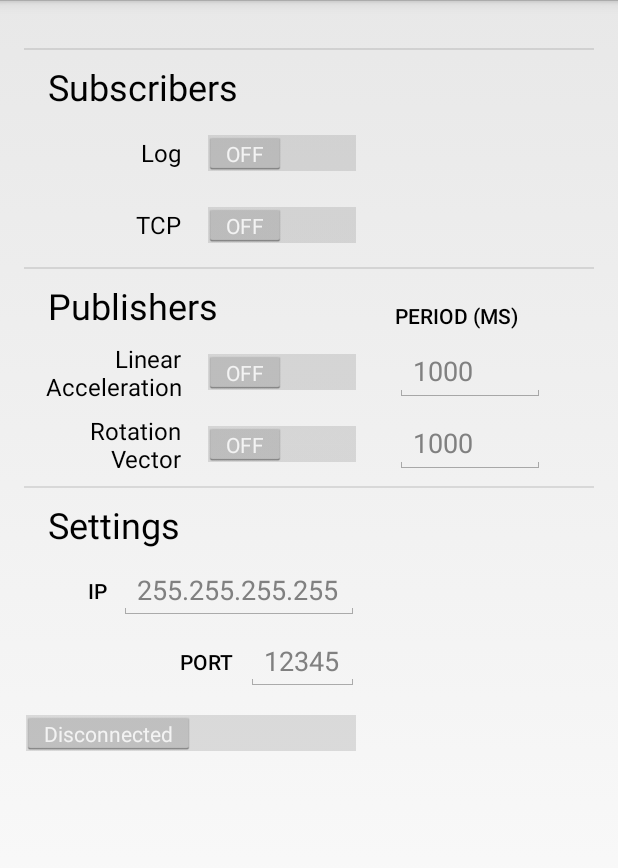
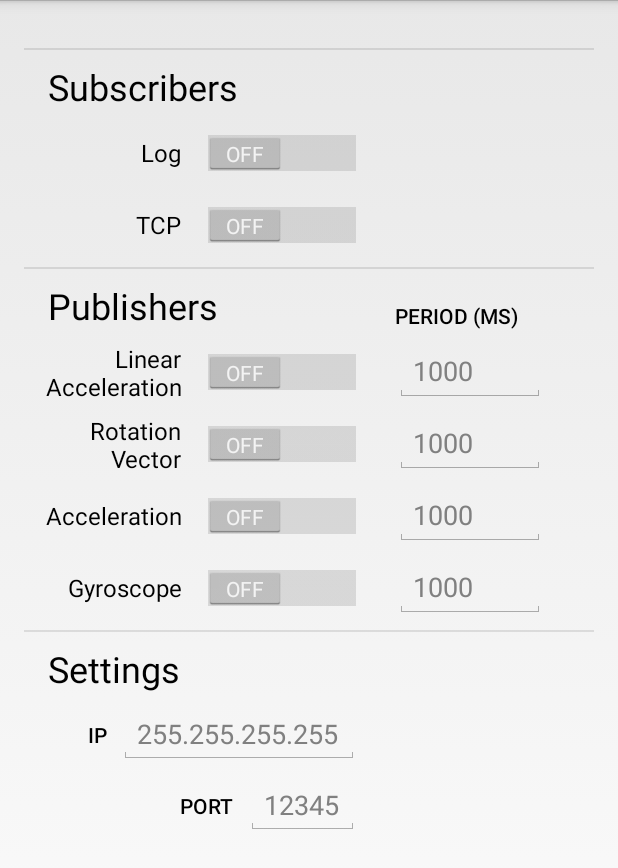
Before and after one commit to LewisCollum/SensorStreamer, an Android app: the screen it shows after launch (MainActivity), on a phone screen of 412 x 824 dp. Shown: the top 868 px of the screen. Run offline under Robolectric (Android 15) with nearby library versions, the phone set to English and light mode, and no system bars; libraries missing offline, so code that uses them is left out: kotlinx.io.

Commit message:
Improved names. Extracted functions in MainActivity

```diff
--- a/app/src/main/java/com/example/sensorstreamer2/App.kt
+++ b/app/src/main/java/com/example/sensorstreamer2/App.kt
@@ -2,14 +2,24 @@ package com.example.sensorstreamer2
 
 import android.app.Application
 import android.content.Context
+import android.content.SharedPreferences
+import android.os.SystemClock
 
 class App: Application() {
     companion object {
-        private var instance: App? = null
+        private lateinit var instance: App
+        fun getContext(): Context {return instance.applicationContext}
 
-        fun getContext(): Context {
-            return instance!!.applicationContext
-        }
+        private var nanosSinceStart: Long? = null
+        fun nanosSinceStart(nanos: Long): Long {return nanos - nanosSinceStart!!}
+
+        lateinit var preferences: SharedPreferences
+    }
+
+    override fun onCreate() {
+        super.onCreate()
+        nanosSinceStart = SystemClock.elapsedRealtimeNanos()
+        preferences = this.getSharedPreferences(resources.getString(R.string.app_name), 0)
     }
 
     init {instance = this}
--- a/app/src/main/java/com/example/sensorstreamer2/activity/MainActivity.kt
+++ b/app/src/main/java/com/example/sensorstreamer2/activity/MainActivity.kt
@@ -1,34 +1,124 @@
 package com.example.sensorstreamer2.activity
 
 import android.app.Activity
+import android.os.AsyncTask
 import android.os.Bundle
-import android.os.SystemClock
+import android.widget.EditText
 import android.widget.Switch
+import android.widget.Toast
+import com.example.sensorstreamer2.App
 import com.example.sensorstreamer2.R
-import com.example.sensorstreamer2.sample.SampleWriteSampleSubscriber
+import com.example.sensorstreamer2.sample.SamplePublisherUi
+import com.example.sensorstreamer2.sample.SampleWriteSubscriber
 import com.example.sensorstreamer2.sensor.SensorLookup
-import com.example.sensorstreamer2.sensor.SensorSamplePublisher
 import com.example.sensorstreamer2.sensor.SensorSubscriptionManager
 import com.example.sensorstreamer2.writer.LogWriter
+import com.example.sensorstreamer2.writer.TcpWriter
+import com.example.sensorstreamer2.PreferencedEditText
 
 class MainActivity : Activity() {
-    private var logSubscriber = SampleWriteSampleSubscriber(LogWriter())
+    private lateinit var publisherSwitches: List<SamplePublisherUi>
+    private var logSubscriber = SampleWriteSubscriber.fromWriter(LogWriter())
+	//TODO TcpWriter can be generalized. Create ConnectionWriter(connector: Connector) which allows objects implementing a Connector interface to write. Connector interface has connect, disconnect functions
+	private val tcpWriter = TcpWriter()
+    private var tcpSubscriber = SampleWriteSubscriber.fromWriter(tcpWriter)
+
+    private lateinit var port: EditText
+    private lateinit var ip: EditText
+    private lateinit var tcpSwitch: Switch
+	private lateinit var logSwitch: Switch
 
     override fun onCreate(savedInstanceState: Bundle?) {
-        SensorSamplePublisher.timeOfStart = SystemClock.elapsedRealtimeNanos()
         super.onCreate(savedInstanceState)
         setContentView(R.layout.activity_main)
 
-        val logSwitch = findViewById<Switch>(R.id.subscriber_log)
-        logSwitch?.setOnCheckedChangeListener { _, isChecked ->
+		setViewObjectsFromXml()
+		setSubscriberSwitchListeners()
+		setPublisherSwitchListeners()
+    }
+
+	private fun setViewObjectsFromXml() {
+		PreferencedEditText.preferences = App.preferences
+        port = PreferencedEditText.fromPreferenceName(findViewById(R.id.port), "port")
+        ip = PreferencedEditText.fromPreferenceName(findViewById(R.id.ip), "ip")
+		logSwitch = findViewById<Switch>(R.id.subscriber_log)
+		tcpSwitch = findViewById(R.id.subscriber_tcp)
+		//publisherSwitches = SensorSwitchGenerator.generateList()
+
+        publisherSwitches = listOf(
+            SamplePublisherUi(
+                name = "linearAcceleration",
+                switch = findViewById(R.id.publisher_linearAcceleration),
+                sampleMillis = findViewById(R.id.publisher_linearAcceleration_time),
+                lookup = SensorLookup.LINEAR_ACCELERATION),
+			SamplePublisherUi(
+                name = "rotationVector",
+                switch = findViewById(R.id.publisher_rotationVector),
+                sampleMillis = findViewById(R.id.publisher_rotationVector_time),
+                lookup = SensorLookup.ROTATION_VECTOR),
+            SamplePublisherUi(
+                name = "Acceleration",
+                switch = findViewById(R.id.publisher_acceleration),
+                sampleMillis = findViewById(R.id.publisher_acceleration_time),
+                lookup = SensorLookup.ACCELERATION),
+            SamplePublisherUi(
+                name = "Gyroscope",
+                switch = findViewById(R.id.publisher_gyroscope),
+                sampleMillis = findViewById(R.id.publisher_gyroscope_time),
+                lookup = SensorLookup.GYROSCOPE))
+
+		for (publisherSwitch in publisherSwitches)
+			publisherSwitch.sampleMillis = PreferencedEditText.fromPreferenceName(publisherSwitch.sampleMillis, publisherSwitch.name)
+	}
+
+	private fun setSubscriberSwitchListeners() {
+        logSwitch.setOnCheckedChangeListener { _, isChecked ->
             if (isChecked) SensorSubscriptionManager.subscribeToAllPublishers(logSubscriber)
             else SensorSubscriptionManager.unsubscribeFromAllPublishers(logSubscriber)
         }
 
-        val linearAccelerationSwitch = findViewById<Switch>(R.id.publisher_linearAcceleration)
-        linearAccelerationSwitch?.setOnCheckedChangeListener { _, isChecked ->
-            if (isChecked) SensorSubscriptionManager.addPublisher(SensorLookup.LINEAR_ACCELERATION, 1000)
-            else SensorSubscriptionManager.removePublisher(SensorLookup.LINEAR_ACCELERATION)
+        tcpSwitch.setOnCheckedChangeListener { _, isChecked ->
+            if (isChecked) {
+                SocketTask().execute()}
+            else {
+                tcpWriter.disconnect()
+                SensorSubscriptionManager.unsubscribeFromAllPublishers(tcpSubscriber)}
+        }
+	}
+
+	private fun setPublisherSwitchListeners() {
+		for (publisherSwitch in publisherSwitches) {
+			publisherSwitch.switch.setOnCheckedChangeListener { _, isChecked ->
+                if (isChecked) {
+                    val samplingMillis = publisherSwitch.sampleMillis.text.toString().toInt()
+                    SensorSubscriptionManager.addPublisher(publisherSwitch.lookup, samplingMillis)}
+                else
+                    SensorSubscriptionManager.removePublisher(publisherSwitch.lookup)
+            }
+        }
+	}
+
+	//TODO extract class
+    private inner class SocketTask: AsyncTask<String, Void, Void>() {
+        override fun doInBackground(vararg params: String?): Void? {
+            tcpWriter.connect(ip.text.toString(), port.text.toString().toInt())
+            return null
+        }
+
+        override fun onPostExecute(result: Void?) {
+            super.onPostExecute(result)
+            val message: String
+
+            if (tcpWriter.isConnected()) {
+                SensorSubscriptionManager.subscribeToAllPublishers(tcpSubscriber)
+                message = "SUCCESS!"
+            }
+            else {
+                tcpSwitch.isChecked = false
+                message = "Not able to connect"
+            }
+
+            Toast.makeText(this@MainActivity, message, Toast.LENGTH_SHORT).show()
         }
     }
 }
--- a/app/src/main/java/com/example/sensorstreamer2/sample/SamplePublisherUi.kt
+++ b/app/src/main/java/com/example/sensorstreamer2/sample/SamplePublisherUi.kt
@@ -1,4 +1,12 @@
 package com.example.sensorstreamer2.sample
 
-class SamplePublisherUi {
-}
+import android.widget.EditText
+import android.widget.Switch
+import com.example.sensorstreamer2.sensor.SensorLookup
+
+data class SamplePublisherUi(
+    val name: String,
+    val switch: Switch,
+    var sampleMillis: EditText,
+    val lookup: SensorLookup
+)
--- a/app/src/main/java/com/example/sensorstreamer2/sample/SampleSubscriber.kt
+++ b/app/src/main/java/com/example/sensorstreamer2/sample/SampleSubscriber.kt
@@ -3,7 +3,7 @@ package com.example.sensorstreamer2.sample
 open class SampleSubscriber {
     protected var sample: Sample? = null
 
-    open fun update(publisher: SamplePublisher) {sample = publisher.getSample()}
-    fun subscribeToPublisher(publisher: SamplePublisher) {publisher.addSubscriber(this)}
-    fun unsubscribeFromPublisher(publisher: SamplePublisher) {publisher.removeSubscriber(this)}
+    open fun update(publisher: SamplePublisher) {sample = publisher.sample}
+    fun subscribeTo(publisher: SamplePublisher) {publisher.addSubscriber(this)}
+    fun unsubscribeFrom(publisher: SamplePublisher) {publisher.removeSubscriber(this)}
 }
--- a/app/src/main/java/com/example/sensorstreamer2/sample/SampleWriteSampleSubscriber.kt
+++ /dev/null
@@ -1,16 +0,0 @@
-package com.example.sensorstreamer2.sample
-
-import com.example.sensorstreamer2.writer.Writer
-import kotlinx.serialization.json.Json
-import kotlinx.serialization.stringify
-
-
-class SampleWriteSampleSubscriber(private var writer: Writer) : SampleSubscriber() {
-    override fun update(publisher: SamplePublisher) {
-        super.update(publisher)
-
-        @UseExperimental(kotlinx.serialization.ImplicitReflectionSerializer::class)
-        val message = Json.stringify(sample!!)
-        writer.write(message)
-    }
-}
--- a/app/src/main/java/com/example/sensorstreamer2/sensor/SensorLookup.kt
+++ b/app/src/main/java/com/example/sensorstreamer2/sensor/SensorLookup.kt
@@ -4,5 +4,11 @@ import android.hardware.Sensor
 
 enum class SensorLookup(val id: Int) {
     LINEAR_ACCELERATION(Sensor.TYPE_LINEAR_ACCELERATION),
-    ROTATION_VECTOR(Sensor.TYPE_ROTATION_VECTOR)
+    ROTATION_VECTOR(Sensor.TYPE_ROTATION_VECTOR),
+    ACCELERATION(Sensor.TYPE_ACCELEROMETER),
+    ACCELERATION_UNCALIBRATED(Sensor.TYPE_ACCELEROMETER_UNCALIBRATED),
+    GYROSCOPE(Sensor.TYPE_GYROSCOPE),
+    GYROSCOPE_UNCALIBRATED(Sensor.TYPE_GYROSCOPE_UNCALIBRATED),
+    MAGNETIC_FIELD(Sensor.TYPE_MAGNETIC_FIELD),
+    MAGNETIC_FIELD_UNCALIBRATED(Sensor.TYPE_MAGNETIC_FIELD_UNCALIBRATED)
 }
--- a/app/src/main/java/com/example/sensorstreamer2/sensor/SensorSubscriptionManager.kt
+++ b/app/src/main/java/com/example/sensorstreamer2/sensor/SensorSubscriptionManager.kt
@@ -11,15 +11,16 @@ object SensorSubscriptionManager {
     }
 
     fun removePublisher(lookup: SensorLookup) {
+        publishers[lookup]!!.clearSubscribers()
         publishers.remove(lookup)!!
     }
 
     fun subscribeToAllPublishers(subscriber: SampleSubscriber) {
-        publishers.forEach { (_, publisher) -> subscriber.subscribeToPublisher(publisher)}
+        publishers.forEach { (_, publisher) -> subscriber.subscribeTo(publisher)}
     }
 
     fun unsubscribeFromAllPublishers(subscriber: SampleSubscriber) {
-        publishers.forEach { (_, publisher) -> subscriber.unsubscribeFromPublisher(publisher)}
+        publishers.forEach { (_, publisher) -> subscriber.unsubscribeFrom(publisher)}
     }
 
 }
--- a/app/src/main/res/layout/activity_main.xml
+++ b/app/src/main/res/layout/activity_main.xml
@@ -84,11 +84,39 @@
         app:layout_constraintStart_toEndOf="@id/guide_center" android:layout_marginStart="16dp"
         app:layout_constraintTop_toTopOf="@id/publisher_rotationVector"/>
 
+    <Switch android:id="@+id/publisher_acceleration"
+        android:text="@string/publisher_acceleration" android:textAlignment="textEnd"
+        android:layout_width="wrap_content" android:layout_height="@dimen/timeSample_height"
+        app:layout_constraintEnd_toStartOf="@id/guide_center" android:layout_marginEnd="8dp"
+        app:layout_constraintTop_toBottomOf="@id/publisher_rotationVector" android:layout_marginTop="@dimen/switch_margin"/>
+    <EditText android:id="@+id/publisher_acceleration_time"
+        android:layout_width="@dimen/timeSample_width"
+        android:layout_height="@dimen/timeSample_height"
+        android:inputType="numberSigned"
+        android:ems="10"
+        android:hint="@string/sampleTime_hint"
+        app:layout_constraintStart_toEndOf="@id/guide_center" android:layout_marginStart="16dp"
+        app:layout_constraintTop_toTopOf="@id/publisher_acceleration"/>
+
+    <Switch android:id="@+id/publisher_gyroscope"
+        android:text="@string/publisher_gyroscope" android:textAlignment="textEnd"
+        android:layout_width="wrap_content" android:layout_height="@dimen/timeSample_height"
+        app:layout_constraintEnd_toStartOf="@id/guide_center" android:layout_marginEnd="8dp"
+        app:layout_constraintTop_toBottomOf="@id/publisher_acceleration" android:layout_marginTop="@dimen/switch_margin"/>
+    <EditText android:id="@+id/publisher_gyroscope_time"
+        android:layout_width="@dimen/timeSample_width"
+        android:layout_height="@dimen/timeSample_height"
+        android:inputType="numberSigned"
+        android:ems="10"
+        android:hint="@string/sampleTime_hint"
+        app:layout_constraintStart_toEndOf="@id/guide_center" android:layout_marginStart="16dp"
+        app:layout_constraintTop_toTopOf="@id/publisher_gyroscope"/>
+
 
 
     <View style="@style/Divider" android:id="@+id/horizontal_3"
         android:layout_width="match_parent"
-        app:layout_constraintTop_toBottomOf="@+id/publisher_rotationVector" android:layout_marginTop="@dimen/switch_margin"
+        app:layout_constraintTop_toBottomOf="@+id/publisher_gyroscope" android:layout_marginTop="@dimen/switch_margin"
         android:layout_marginStart="@dimen/activity_horizontal_margin"
         android:layout_marginEnd="@dimen/activity_horizontal_margin"/>
 
@@ -130,14 +158,6 @@
         app:layout_constraintTop_toTopOf="@id/port" app:layout_constraintBottom_toBottomOf="@id/port"
         app:layout_constraintEnd_toStartOf="@id/port" android:layout_marginEnd="8dp"/>
 
-    <Switch android:id="@+id/connect"
-        android:textOn="@string/connect"
-        android:textOff="@string/disconnect"
-        android:layout_width="wrap_content" android:layout_height="@dimen/timeSample_height"
-        app:layout_constraintEnd_toStartOf="@+id/guide_center" android:layout_marginEnd="8dp"
-        app:layout_constraintTop_toBottomOf="@+id/port" android:layout_marginTop="@dimen/switch_margin"/>
-
-
 
     <android.support.constraint.Guideline
         android:id="@+id/guide_left"
--- a/app/src/main/res/values/strings.xml
+++ b/app/src/main/res/values/strings.xml
@@ -13,6 +13,8 @@
     <string name="sampleTime_hint">1000</string>
     <string name="publisher_linearAcceleration">Linear\nAcceleration</string>
     <string name="publisher_rotationVector">Rotation\nVector</string>
+    <string name="publisher_acceleration">Acceleration</string>
+    <string name="publisher_gyroscope">Gyroscope</string>
 
     <string name="settings_title">Settings</string>
     <string name="ip_hint">255.255.255.255</string>
```
Also changed, not shown: app/src/main/java/com/example/sensorstreamer2/TcpClient.kt (deleted, +0 -30 lines), app/src/main/java/com/example/sensorstreamer2/sample/SamplePublisher.kt (+5 -4 lines), app/src/main/java/com/example/sensorstreamer2/sensor/SensorSamplePublisher.kt (+6 -20 lines), app/src/main/java/com/example/sensorstreamer2/writer/TcpWriter.kt (+28 -3 lines).
